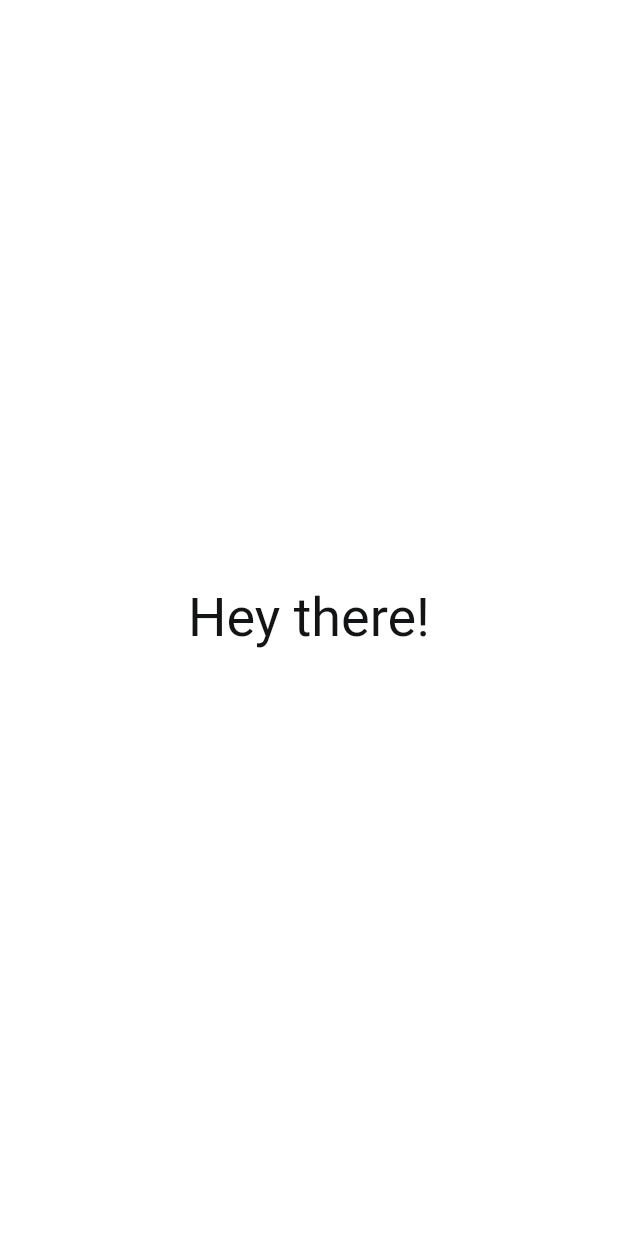
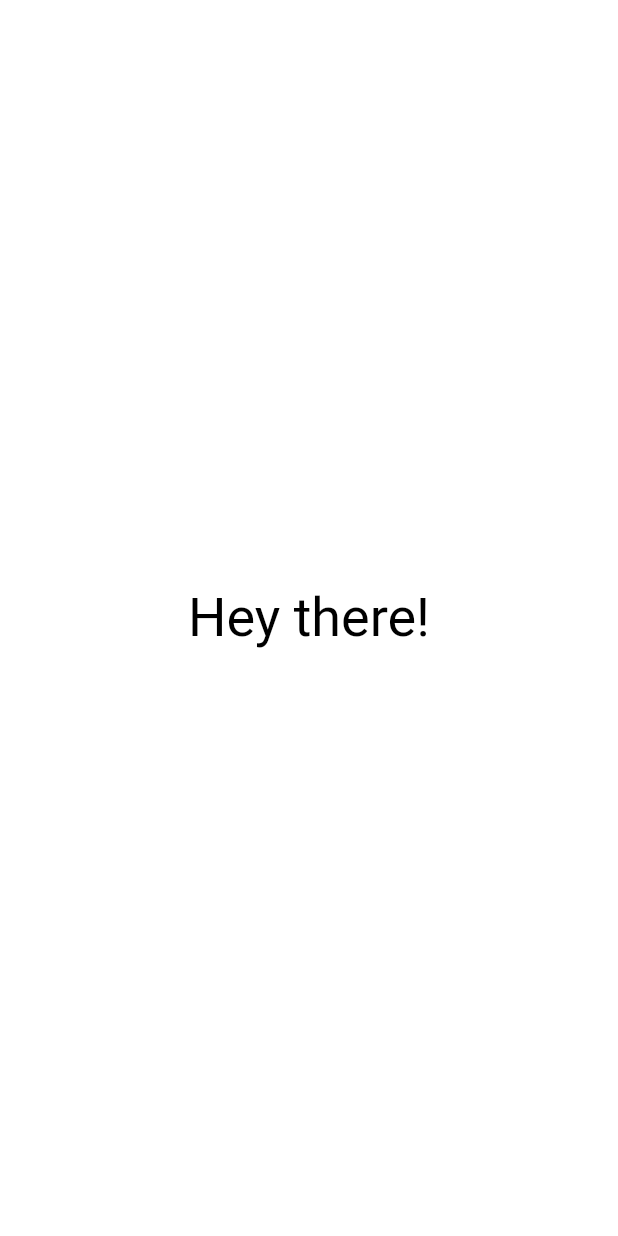
Before and after one commit to k3r14q/heythere, a Flutter app: the screen it shows after launch, on a phone screen of 412 x 824 dp. Run offline on Flutter 3.47's test engine with Material 2 defaults, Android fonts, the phone set to English and light mode, and no system bars.

Commit message:
Commit #4

```diff
--- a/lib/main.dart
+++ b/lib/my_app.dart
@@ -5,7 +5,9 @@ void main() {
   runApp(const MyApp());
 }
 
+///
 class MyApp extends StatelessWidget {
+  ///
   const MyApp({super.key});
 
   @override
@@ -17,7 +19,9 @@ class MyApp extends StatelessWidget {
   }
 }
 
+///
 class HomePage extends StatefulWidget {
+  ///
   const HomePage({super.key});
 
   @override
@@ -28,6 +32,8 @@ class _HomePageState extends State<HomePage> {
   Random random = Random();
   int maxColorValue = 256;
   Color customBackgroundColor = Colors.white;
+  double textFontSize = 36;
+  double luminanceLevel = 0.5;
 
   void changeBackgroundColor() {
     customBackgroundColor = Color.fromRGBO(
@@ -49,10 +55,10 @@ class _HomePageState extends State<HomePage> {
             child: Text(
               "Hey there!",
               style: TextStyle(
-                fontSize: 36,
-                color: customBackgroundColor.computeLuminance() > 0.5
-                    ? const Color(0xFF131415)
-                    : const Color(0xFFFFFFFF),
+                fontSize: textFontSize,
+                color: customBackgroundColor.computeLuminance() > luminanceLevel
+                    ? Colors.black
+                    : Colors.white,
               ),
             ),
           ),
```
Also changed, not shown: 1 other file.
